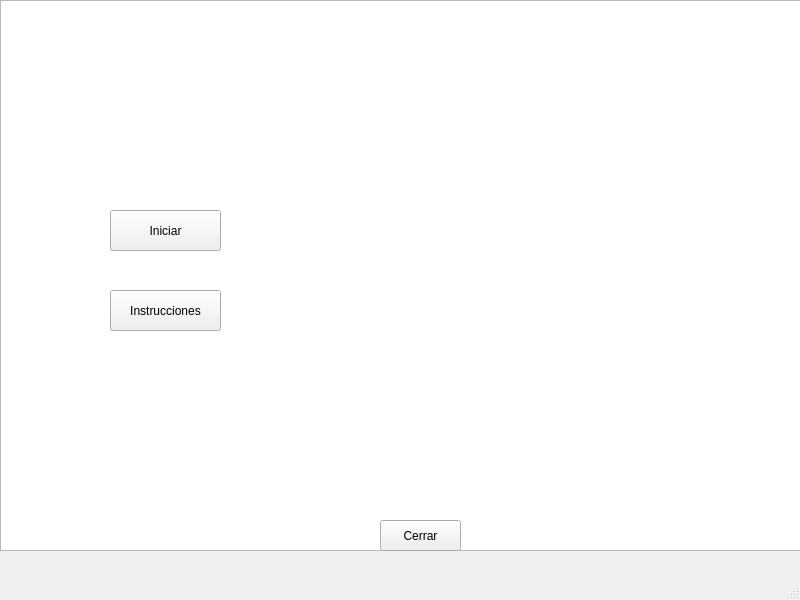
Above: Save_the_world_final/nivel_1.ui from angeelorenaoc/Proyecto_final before the change. Below: the same form after it.
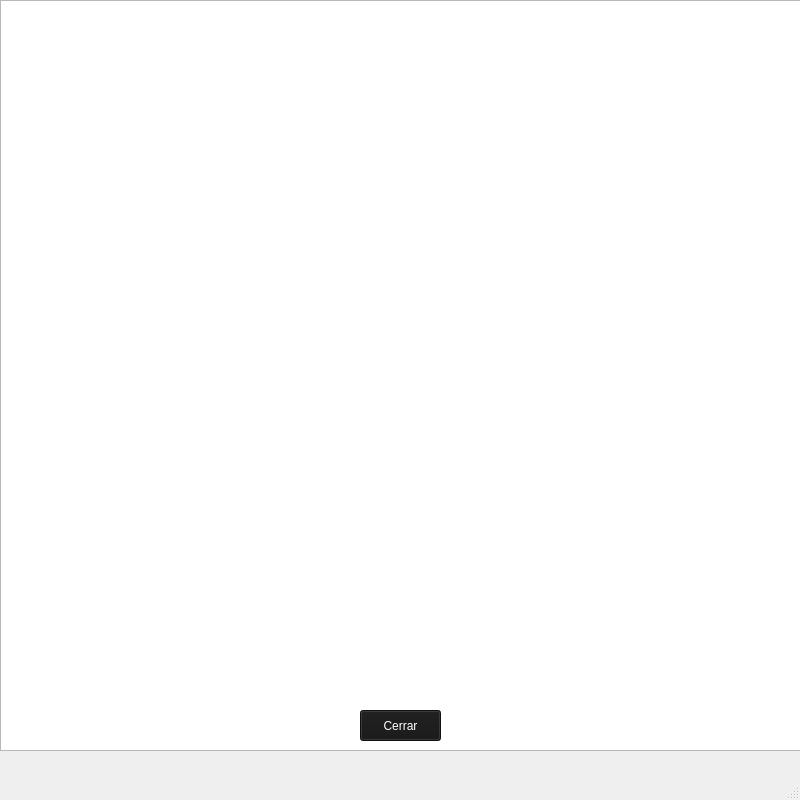
That is the form after the change. Icons and pictures are not drawn.

Commit message: Instrucciones añadidas al nivel 1

```diff
--- a/Save_the_world_final/nivel_1.ui
+++ b/Save_the_world_final/nivel_1.ui
@@ -7,9 +7,21 @@
     <x>0</x>
     <y>0</y>
     <width>800</width>
-    <height>600</height>
+    <height>800</height>
    </rect>
   </property>
+  <property name="minimumSize">
+   <size>
+    <width>800</width>
+    <height>600</height>
+   </size>
+  </property>
+  <property name="maximumSize">
+   <size>
+    <width>800</width>
+    <height>800</height>
+   </size>
+  </property>
   <property name="windowTitle">
    <string>MainWindow</string>
   </property>
@@ -19,7 +31,7 @@
      <rect>
       <x>0</x>
       <y>0</y>
-      <width>801</width>
+      <width>800</width>
       <height>551</height>
      </rect>
     </property>
@@ -33,6 +45,10 @@
       <height>41</height>
      </rect>
     </property>
+    <property name="styleSheet">
+     <string notr="true">color: rgb(255, 255, 255);
+background-color: rgb(22, 22, 22);</string>
+    </property>
     <property name="text">
      <string>Iniciar</string>
     </property>
@@ -46,6 +62,10 @@
       <height>41</height>
      </rect>
     </property>
+    <property name="styleSheet">
+     <string notr="true">color: rgb(255, 255, 255);
+background-color: rgb(22, 22, 22);</string>
+    </property>
     <property name="text">
      <string>Instrucciones</string>
     </property>
@@ -53,16 +73,35 @@
    <widget class="QPushButton" name="pushButton_3">
     <property name="geometry">
      <rect>
-      <x>380</x>
-      <y>520</y>
+      <x>360</x>
+      <y>710</y>
       <width>81</width>
       <height>31</height>
      </rect>
     </property>
+    <property name="styleSheet">
+     <string notr="true">color: rgb(255, 255, 255);
+background-color: rgb(22, 22, 22);</string>
+    </property>
     <property name="text">
      <string>Cerrar</string>
     </property>
    </widget>
+   <widget class="QGraphicsView" name="graphicsView_2">
+    <property name="geometry">
+     <rect>
+      <x>0</x>
+      <y>0</y>
+      <width>801</width>
+      <height>751</height>
+     </rect>
+    </property>
+   </widget>
+   <zorder>graphicsView</zorder>
+   <zorder>pushButton</zorder>
+   <zorder>pushButton_2</zorder>
+   <zorder>graphicsView_2</zorder>
+   <zorder>pushButton_3</zorder>
   </widget>
   <widget class="QMenuBar" name="menubar">
    <property name="geometry">
```
Left out of the diff: 7 changed lines with no effect on the pictures. The commit also changes 14 other files.
